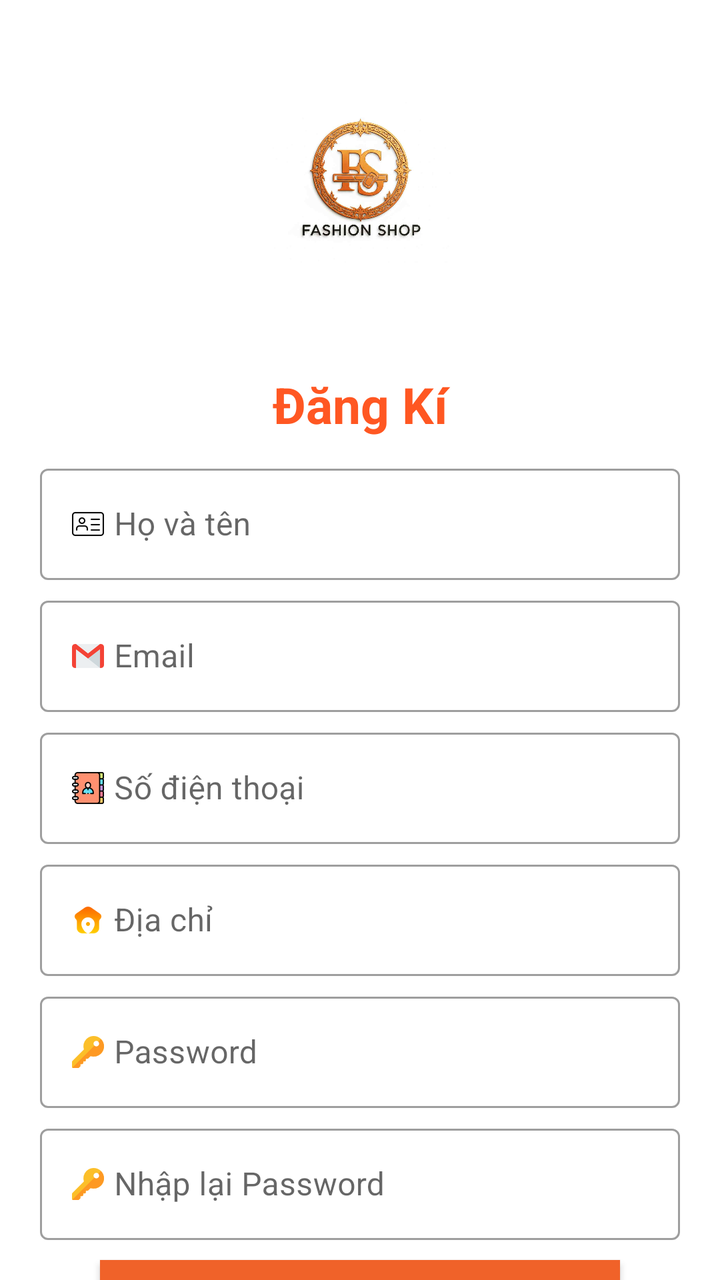
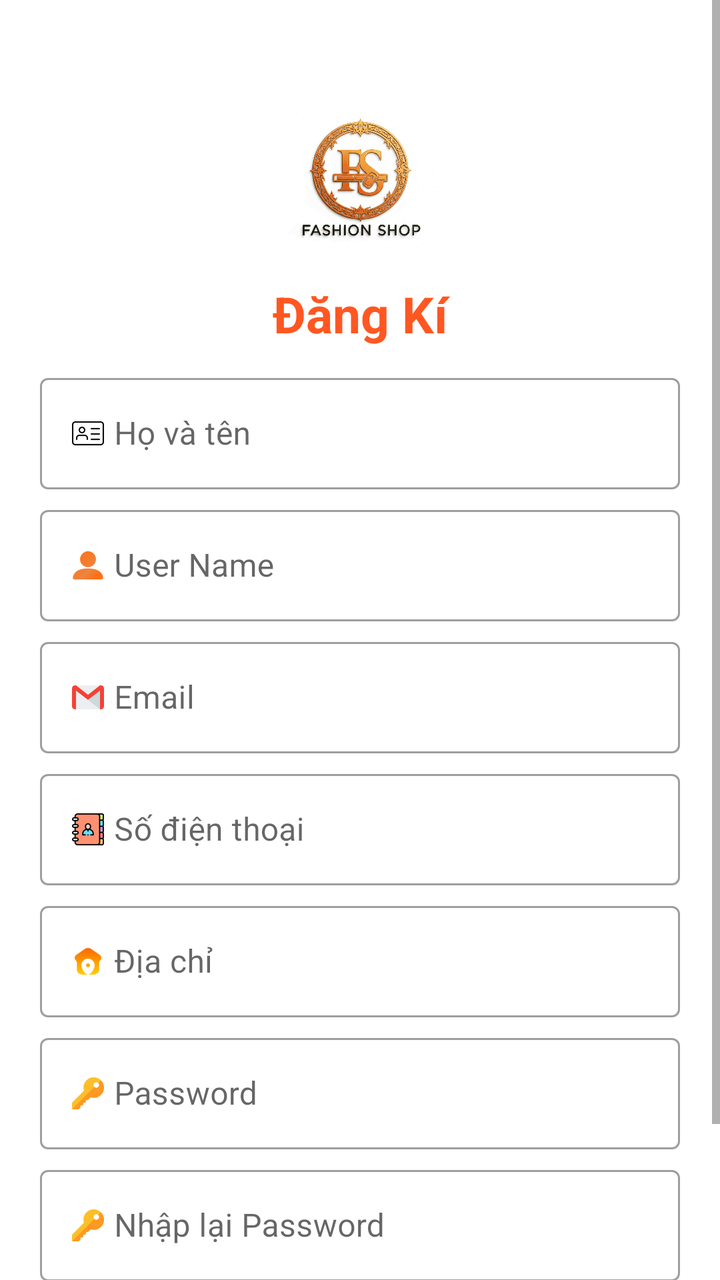

Compare the two renders of this Android layout. The source of the first and the diff that turns it into the second are given below.
<!-- AndroidManifest.xml: application theme Theme.FashionShopApp -->
<!-- res/layout/activity_dang_ki.xml -->
<?xml version="1.0" encoding="utf-8"?>
<androidx.constraintlayout.widget.ConstraintLayout xmlns:android="http://schemas.android.com/apk/res/android"
    xmlns:app="http://schemas.android.com/apk/res-auto"
    xmlns:tools="http://schemas.android.com/tools"
    android:id="@+id/main"
    android:layout_width="match_parent"
    android:layout_height="match_parent"
    tools:context=".activity.DangKiActivity">

    
    <ImageView
        android:id="@+id/imgLogo"
        android:layout_width="100dp"
        android:layout_height="100dp"
        android:src="@drawable/logo"
        app:layout_constraintTop_toTopOf="parent"
        app:layout_constraintStart_toStartOf="parent"
        app:layout_constraintEnd_toEndOf="parent"
        android:layout_marginTop="40dp"
        android:contentDescription="Logo của shop" />

    
    <TextView
        android:id="@+id/txtTenShop"
        android:layout_width="wrap_content"
        android:layout_height="wrap_content"
        android:text=""
        android:textColor="@color/clolortext"
        android:textStyle="bold"
        android:textSize="22sp"
        app:layout_constraintTop_toBottomOf="@id/imgLogo"
        app:layout_constraintStart_toStartOf="parent"
        app:layout_constraintEnd_toEndOf="parent"
        android:layout_marginTop="0dp" />

    
    <TextView
        android:id="@+id/txtDangKi"
        android:layout_width="match_parent"
        android:layout_height="wrap_content"
        android:text="Đăng Kí"
        android:textSize="25sp"
        android:textColor="@color/clolortext"
        android:textStyle="bold"
        android:gravity="center"
        android:layout_marginTop="16dp"
        app:layout_constraintTop_toBottomOf="@id/txtTenShop" />

    
    <com.google.android.material.textfield.TextInputLayout
        android:id="@+id/lineHoten"
        style="@style/Widget.MaterialComponents.TextInputLayout.OutlinedBox"
        android:layout_width="match_parent"
        android:layout_height="wrap_content"
        android:layout_marginTop="10dp"
        app:layout_constraintTop_toBottomOf="@id/txtDangKi">

        <com.google.android.material.textfield.TextInputEditText
            android:id="@+id/edtHoten"
            android:layout_width="match_parent"
            android:layout_height="wrap_content"
            android:drawableLeft="@drawable/id_card"
            android:drawablePadding="5dp"
            android:hint="Họ và tên"
            android:layout_marginStart="20dp"
            android:layout_marginEnd="20dp"
            android:inputType="textPersonName" />
    </com.google.android.material.textfield.TextInputLayout>

    
    <com.google.android.material.textfield.TextInputLayout
        android:id="@+id/lineEmail"
        style="@style/Widget.MaterialComponents.TextInputLayout.OutlinedBox"
        android:layout_width="match_parent"
        android:layout_height="wrap_content"
        android:layout_marginTop="5dp"
        app:layout_constraintTop_toBottomOf="@id/lineHoten">

        <com.google.android.material.textfield.TextInputEditText
            android:id="@+id/edtEmail"
            android:layout_width="match_parent"
            android:layout_height="wrap_content"
            android:drawableLeft="@drawable/gmail_1"
            android:drawablePadding="5dp"
            android:hint="Email"
            android:layout_marginStart="20dp"
            android:layout_marginEnd="20dp"
            android:inputType="textEmailAddress" />
    </com.google.android.material.textfield.TextInputLayout>

    
    <com.google.android.material.textfield.TextInputLayout
        android:id="@+id/lineSdt"
        style="@style/Widget.MaterialComponents.TextInputLayout.OutlinedBox"
        android:layout_width="match_parent"
        android:layout_height="wrap_content"
        android:layout_marginTop="5dp"
        app:layout_constraintTop_toBottomOf="@id/lineEmail">

        <com.google.android.material.textfield.TextInputEditText
            android:id="@+id/edtSdt"
            android:layout_width="match_parent"
            android:layout_height="wrap_content"
            android:drawableLeft="@drawable/address_book"
            android:drawablePadding="5dp"
            android:hint="Số điện thoại"
            android:layout_marginStart="20dp"
            android:layout_marginEnd="20dp"
            android:inputType="phone" />
    </com.google.android.material.textfield.TextInputLayout>

    
    <com.google.android.material.textfield.TextInputLayout
        android:id="@+id/lineDiachi"
        style="@style/Widget.MaterialComponents.TextInputLayout.OutlinedBox"
        android:layout_width="match_parent"
        android:layout_height="wrap_content"
        android:layout_marginTop="5dp"
        app:layout_constraintTop_toBottomOf="@id/lineSdt">

        <com.google.android.material.textfield.TextInputEditText
            android:id="@+id/edtDiachi"
            android:layout_width="match_parent"
            android:layout_height="wrap_content"
            android:drawableLeft="@drawable/location"
            android:drawablePadding="5dp"
            android:hint="Địa chỉ"
            android:layout_marginStart="20dp"
            android:layout_marginEnd="20dp"
            android:inputType="textPostalAddress" />
    </com.google.android.material.textfield.TextInputLayout>

    
    <com.google.android.material.textfield.TextInputLayout
        android:id="@+id/linePass"
        style="@style/Widget.MaterialComponents.TextInputLayout.OutlinedBox"
        android:layout_width="match_parent"
        android:layout_height="wrap_content"
        android:layout_marginTop="5dp"
        app:layout_constraintTop_toBottomOf="@id/lineDiachi">

        <com.google.android.material.textfield.TextInputEditText
            android:id="@+id/edtPass"
            android:layout_width="match_parent"
            android:layout_height="wrap_content"
            android:drawableLeft="@drawable/key"
            android:drawablePadding="5dp"
            android:hint="Password"
            android:layout_marginStart="20dp"
            android:layout_marginEnd="20dp"
            android:inputType="textPassword" />
    </com.google.android.material.textfield.TextInputLayout>

    
    <com.google.android.material.textfield.TextInputLayout
        android:id="@+id/lineRePass"
        style="@style/Widget.MaterialComponents.TextInputLayout.OutlinedBox"
        android:layout_width="match_parent"
        android:layout_height="wrap_content"
        android:layout_marginTop="5dp"
        app:layout_constraintTop_toBottomOf="@id/linePass">

        <com.google.android.material.textfield.TextInputEditText
            android:id="@+id/edtRePass"
            android:layout_width="match_parent"
            android:layout_height="wrap_content"
            android:drawableLeft="@drawable/key"
            android:drawablePadding="5dp"
            android:hint="Nhập lại Password"
            android:layout_marginStart="20dp"
            android:layout_marginEnd="20dp"
            android:inputType="textPassword" />
    </com.google.android.material.textfield.TextInputLayout>

    
    <androidx.appcompat.widget.AppCompatButton
        android:id="@+id/btnDangKi"
        android:layout_width="match_parent"
        android:layout_height="wrap_content"
        android:layout_marginLeft="25dp"
        android:layout_marginRight="25dp"
        android:layout_marginTop="10dp"
        android:background="#F06229"
        android:layout_marginStart="50dp"
        android:layout_marginEnd="50dp"
        android:text="Đăng Kí"
        android:textColor="@color/white"
        app:layout_constraintTop_toBottomOf="@id/lineRePass" />

    
    <LinearLayout
        android:layout_width="match_parent"
        android:layout_height="wrap_content"
        android:layout_marginLeft="10dp"
        android:layout_marginRight="10dp"
        android:layout_marginTop="10dp"
        android:gravity="center"
        android:orientation="horizontal"
        app:layout_constraintTop_toBottomOf="@id/btnDangKi">

        <TextView
            android:text="Bạn đã có tài khoản?"
            android:textSize="15sp"
            android:layout_width="wrap_content"
            android:layout_height="wrap_content" />

        <TextView
            android:id="@+id/txtDangNhap"
            android:layout_marginLeft="5dp"
            android:text="Đăng nhập"
            android:textStyle="bold"
            android:textSize="15sp"
            android:textColor="@color/blue"
            android:layout_width="wrap_content"
            android:layout_height="wrap_content" />
    </LinearLayout>

</androidx.constraintlayout.widget.ConstraintLayout>
<!-- resources referenced by this layout -->
<resources>
  <color name="blue">#169EDC</color>
  <color name="clolortext">#FF5722</color>
  <color name="white">#FFFFFFFF</color>
  <!-- drawable address_book: png bitmap (drawable-hdpi, 1320 bytes) -->
  <!-- drawable gmail_1: png bitmap (drawable-hdpi, 1174 bytes) -->
  <!-- drawable id_card: png bitmap (drawable-hdpi, 483 bytes) -->
  <!-- drawable key: png bitmap (drawable-hdpi, 1030 bytes) -->
  <!-- drawable location: png bitmap (drawable-hdpi, 1136 bytes) -->
  <!-- drawable logo: jpg bitmap (drawable, 39719 bytes) -->
  <style name="Theme.FashionShopApp" parent="Base.Theme.FashionShopApp" />
  <style name="Base.Theme.FashionShopApp" parent="Theme.MaterialComponents.DayNight.NoActionBar">
          
          
          <item name="colorPrimary">#FF5722</item>
          <item name="colorPrimaryVariant">@color/purple_700</item>
          <item name="colorOnPrimary">@color/white</item>
  
          
          <item name="colorSecondary">@color/teal_200</item>
          <item name="colorSecondaryVariant">@color/teal_700</item>
          <item name="colorOnSecondary">@color/black</item>
  
          
          <item name="android:statusBarColor" tools:targetApi="l">?attr/colorPrimaryVariant</item>
  
          
          
  
      </style>
  <color name="purple_700">#FF3700B3</color>
  <color name="teal_200">#FF03DAC5</color>
  <color name="teal_700">#FF018786</color>
  <color name="black">#FF000000</color>
</resources>

<!-- the commit's change to res/layout/activity_dang_ki.xml (unified diff, before → after) -->
@@ -1,10 +1,19 @@
 <?xml version="1.0" encoding="utf-8"?>
-<androidx.constraintlayout.widget.ConstraintLayout xmlns:android="http://schemas.android.com/apk/res/android"
+<ScrollView xmlns:android="http://schemas.android.com/apk/res/android"
+    xmlns:app="http://schemas.android.com/apk/res-auto"
+    xmlns:tools="http://schemas.android.com/tools"
+    android:layout_width="match_parent"
+    android:layout_height="match_parent"
+    android:fillViewport="true"
+    tools:context=".activity.DangKiActivity">
+<androidx.constraintlayout.widget.ConstraintLayout
+    xmlns:android="http://schemas.android.com/apk/res/android"
     xmlns:app="http://schemas.android.com/apk/res-auto"
     xmlns:tools="http://schemas.android.com/tools"
     android:id="@+id/main"
     android:layout_width="match_parent"
     android:layout_height="match_parent"
+    android:fitsSystemWindows="true"
     tools:context=".activity.DangKiActivity">
 
     
@@ -19,19 +28,6 @@
         android:layout_marginTop="40dp"
         android:contentDescription="Logo của shop" />
 
-    
-    <TextView
-        android:id="@+id/txtTenShop"
-        android:layout_width="wrap_content"
-        android:layout_height="wrap_content"
-        android:text=""
-        android:textColor="@color/clolortext"
-        android:textStyle="bold"
-        android:textSize="22sp"
-        app:layout_constraintTop_toBottomOf="@id/imgLogo"
-        app:layout_constraintStart_toStartOf="parent"
-        app:layout_constraintEnd_toEndOf="parent"
-        android:layout_marginTop="0dp" />
 
     
     <TextView
@@ -43,8 +39,8 @@
         android:textColor="@color/clolortext"
         android:textStyle="bold"
         android:gravity="center"
-        android:layout_marginTop="16dp"
-        app:layout_constraintTop_toBottomOf="@id/txtTenShop" />
+        android:layout_marginTop="0dp"
+        app:layout_constraintTop_toBottomOf="@id/imgLogo"/>
 
     
     <com.google.android.material.textfield.TextInputLayout
@@ -56,7 +52,7 @@
         app:layout_constraintTop_toBottomOf="@id/txtDangKi">
 
         <com.google.android.material.textfield.TextInputEditText
-            android:id="@+id/edtHoten"
+            android:id="@+id/hoten"
             android:layout_width="match_parent"
             android:layout_height="wrap_content"
             android:drawableLeft="@drawable/id_card"
@@ -69,15 +65,37 @@
 
     
     <com.google.android.material.textfield.TextInputLayout
+        android:id="@+id/lineUserName"
+        style="@style/Widget.MaterialComponents.TextInputLayout.OutlinedBox"
+        android:layout_width="match_parent"
+        android:layout_height="wrap_content"
+        android:layout_marginTop="5dp"
+        app:layout_constraintTop_toBottomOf="@id/lineHoten">
+
+        <com.google.android.material.textfield.TextInputEditText
+            android:id="@+id/usernamedk"
+            android:layout_width="match_parent"
+            android:layout_height="wrap_content"
+            android:drawableLeft="@drawable/user"
+            android:drawablePadding="5dp"
+            android:hint="User Name"
+            android:layout_marginStart="20dp"
+            android:layout_marginEnd="20dp"
+            android:inputType="textPersonName" />
+    </com.google.android.material.textfield.TextInputLayout>
+
+
+    
+    <com.google.android.material.textfield.TextInputLayout
         android:id="@+id/lineEmail"
         style="@style/Widget.MaterialComponents.TextInputLayout.OutlinedBox"
         android:layout_width="match_parent"
         android:layout_height="wrap_content"
         android:layout_marginTop="5dp"
-        app:layout_constraintTop_toBottomOf="@id/lineHoten">
-
-        <com.google.android.material.textfield.TextInputEditText
-            android:id="@+id/edtEmail"
+        app:layout_constraintTop_toBottomOf="@id/lineUserName">
+
+        <com.google.android.material.textfield.TextInputEditText
+            android:id="@+id/email"
             android:layout_width="match_parent"
             android:layout_height="wrap_content"
             android:drawableLeft="@drawable/gmail_1"
@@ -98,7 +116,7 @@
         app:layout_constraintTop_toBottomOf="@id/lineEmail">
 
         <com.google.android.material.textfield.TextInputEditText
-            android:id="@+id/edtSdt"
+            android:id="@+id/sodienthoai"
             android:layout_width="match_parent"
             android:layout_height="wrap_content"
             android:drawableLeft="@drawable/address_book"
@@ -119,7 +137,7 @@
         app:layout_constraintTop_toBottomOf="@id/lineSdt">
 
         <com.google.android.material.textfield.TextInputEditText
-            android:id="@+id/edtDiachi"
+            android:id="@+id/diachi"
             android:layout_width="match_parent"
             android:layout_height="wrap_content"
             android:drawableLeft="@drawable/location"
@@ -140,7 +158,7 @@
         app:layout_constraintTop_toBottomOf="@id/lineDiachi">
 
         <com.google.android.material.textfield.TextInputEditText
-            android:id="@+id/edtPass"
+            android:id="@+id/passdk"
             android:layout_width="match_parent"
             android:layout_height="wrap_content"
             android:drawableLeft="@drawable/key"
@@ -161,7 +179,7 @@
         app:layout_constraintTop_toBottomOf="@id/linePass">
 
         <com.google.android.material.textfield.TextInputEditText
-            android:id="@+id/edtRePass"
+            android:id="@+id/repass"
             android:layout_width="match_parent"
             android:layout_height="wrap_content"
             android:drawableLeft="@drawable/key"
@@ -174,13 +192,13 @@
 
     
     <androidx.appcompat.widget.AppCompatButton
-        android:id="@+id/btnDangKi"
+        android:id="@+id/btndangki"
         android:layout_width="match_parent"
         android:layout_height="wrap_content"
         android:layout_marginLeft="25dp"
         android:layout_marginRight="25dp"
         android:layout_marginTop="10dp"
-        android:background="#F06229"
+        android:background="@drawable/background_button"
         android:layout_marginStart="50dp"
         android:layout_marginEnd="50dp"
         android:text="Đăng Kí"
@@ -196,7 +214,7 @@
         android:layout_marginTop="10dp"
         android:gravity="center"
         android:orientation="horizontal"
-        app:layout_constraintTop_toBottomOf="@id/btnDangKi">
+        app:layout_constraintTop_toBottomOf="@id/btndangki">
 
         <TextView
             android:text="Bạn đã có tài khoản?"
@@ -205,7 +223,7 @@
             android:layout_height="wrap_content" />
 
         <TextView
-            android:id="@+id/txtDangNhap"
+            android:id="@+id/txtdangnhap"
             android:layout_marginLeft="5dp"
             android:text="Đăng nhập"
             android:textStyle="bold"
@@ -216,3 +234,4 @@
     </LinearLayout>
 
 </androidx.constraintlayout.widget.ConstraintLayout>
+</ScrollView>
<!-- resource entries referenced after the edit -->
@@ -4,11 +4,21 @@
   <color name="clolortext">#FF5722</color>
   <color name="white">#FFFFFFFF</color>
   <!-- drawable address_book: png bitmap (drawable-hdpi, 1320 bytes) -->
+  <!-- drawable background_button (drawable) -->
+  <?xml version="1.0" encoding="utf-8"?>
+  <shape
+      xmlns:android="http://schemas.android.com/apk/res/android"
+      android:shape="rectangle">
+      <corners android:radius="15dp"/>
+      <solid android:color="#F06229"/>
+  
+  </shape>
   <!-- drawable gmail_1: png bitmap (drawable-hdpi, 1174 bytes) -->
   <!-- drawable id_card: png bitmap (drawable-hdpi, 483 bytes) -->
   <!-- drawable key: png bitmap (drawable-hdpi, 1030 bytes) -->
   <!-- drawable location: png bitmap (drawable-hdpi, 1136 bytes) -->
   <!-- drawable logo: jpg bitmap (drawable, 39719 bytes) -->
+  <!-- drawable user: png bitmap (drawable-hdpi, 1536 bytes) -->
   <style name="Theme.FashionShopApp" parent="Base.Theme.FashionShopApp" />
   <style name="Base.Theme.FashionShopApp" parent="Theme.MaterialComponents.DayNight.NoActionBar">
           
